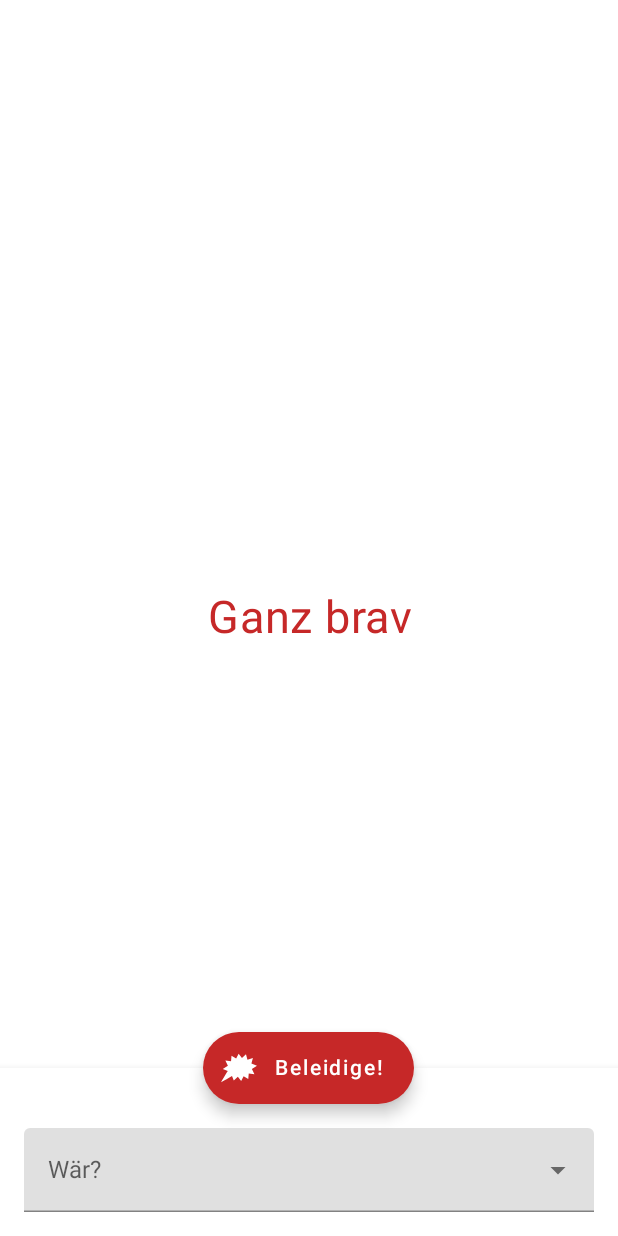
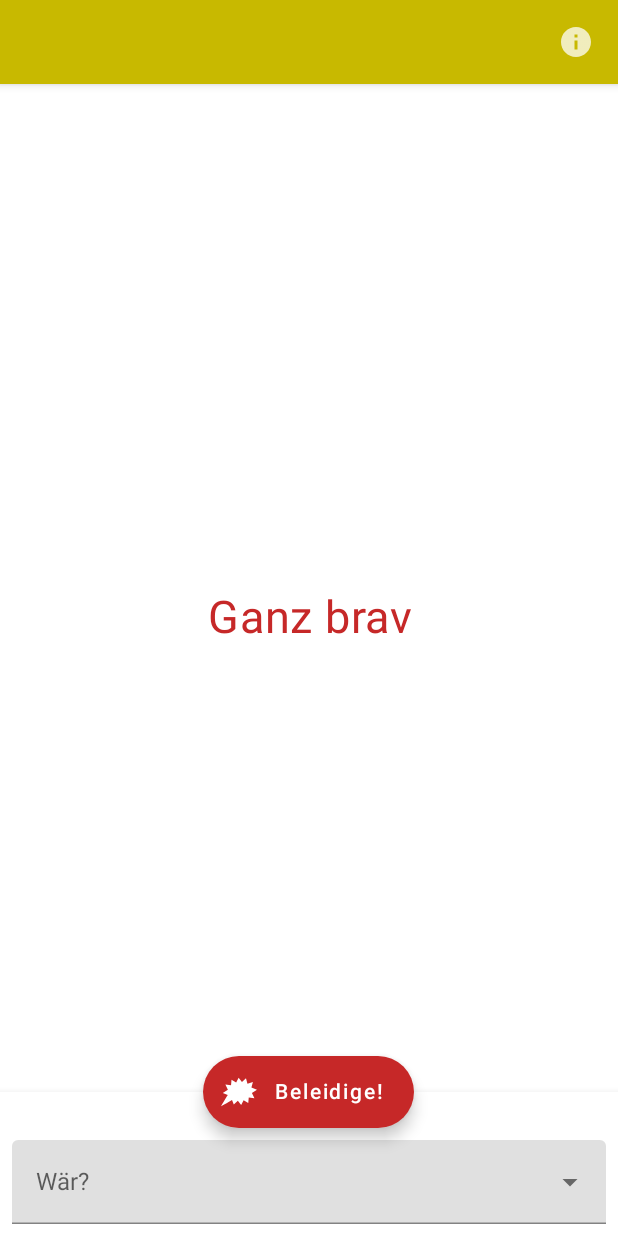
Before and after one commit to notizklotz/swiss-wowbagger-app, an Android app built with Jetpack Compose: the screen it shows after launch (MainActivity), on a phone screen of 412 x 824 dp. Run offline under Robolectric (Android 15) with nearby library versions, the light colour scheme and no system bars; our stand-ins replace livedata-compose; libraries missing offline, so code that uses them is left out: androidx.test.espresso.

Commit message:
Add "about" dialog

```diff
--- a/app/src/main/AndroidManifest.xml
+++ b/app/src/main/AndroidManifest.xml
@@ -35,7 +35,7 @@
             </intent-filter>
         </activity>
         <activity
-            android:name=".MainActivity"
+            android:name=".main.MainActivity"
             android:exported="true"
             android:label="@string/app_name"
             android:windowSoftInputMode="adjustResize"
--- a/app/src/main/java/com/github/notizklotz/swisswowbagger/app/MainActivity.kt
+++ /dev/null
@@ -1,160 +0,0 @@
-package com.github.notizklotz.swisswowbagger.app
-
-import android.content.res.Configuration
-import android.os.Bundle
-import androidx.activity.ComponentActivity
-import androidx.activity.compose.setContent
-import androidx.activity.viewModels
-import androidx.annotation.VisibleForTesting
-import androidx.compose.foundation.layout.*
-import androidx.compose.material.*
-import androidx.compose.runtime.Composable
-import androidx.compose.runtime.livedata.observeAsState
-import androidx.compose.ui.Alignment
-import androidx.compose.ui.Modifier
-import androidx.compose.ui.platform.testTag
-import androidx.compose.ui.res.painterResource
-import androidx.compose.ui.res.stringResource
-import androidx.compose.ui.text.style.TextAlign
-import androidx.compose.ui.tooling.preview.Preview
-import androidx.compose.ui.unit.dp
-import androidx.compose.ui.unit.sp
-import androidx.lifecycle.Observer
-import androidx.test.espresso.IdlingResource
-import androidx.test.espresso.idling.CountingIdlingResource
-import com.github.notizklotz.swisswowbagger.app.components.InsultTargetNameSelector
-import com.github.notizklotz.swisswowbagger.app.ui.theme.Red
-import com.github.notizklotz.swisswowbagger.app.ui.theme.SwissWowbaggerAppTheme
-import com.github.notizklotz.swisswowbagger.app.ui.theme.Yellow
-
-class MainActivity : ComponentActivity() {
-
-    private val viewModel: MainViewModel by viewModels()
-
-    private var fetchInsultIdlingResource: CountingIdlingResource? = null
-
-    @OptIn(ExperimentalMaterialApi::class)
-    override fun onCreate(savedInstanceState: Bundle?) {
-        super.onCreate(savedInstanceState)
-
-        setContent {
-            val insult = viewModel.insult.observeAsState(getString(R.string.insult_initial))
-            viewModel.insult.observe(this) {
-                fetchInsultIdlingResource?.decrement()
-            }
-            val name = viewModel.name.observeAsState("")
-
-            createInsultAudioObserver()
-
-            SwissWowbaggerAppTheme {
-                BottomSheetScaffold(
-                    scaffoldState = rememberBottomSheetScaffoldState(
-                        bottomSheetState = rememberBottomSheetState(
-                            BottomSheetValue.Expanded
-                        )
-                    ),
-                    floatingActionButton = {
-                        InsultButton {
-                            fetchInsultIdlingResource?.increment()
-                            viewModel.fetchInsult()
-                        }
-                    },
-                    floatingActionButtonPosition = FabPosition.Center,
-                    sheetContent = {
-                        Spacer(Modifier.height(fabHeightInSheet))
-                        Box(
-                            modifier = Modifier
-                                .fillMaxWidth()
-                                .padding(16.dp)
-                        ) {
-                            InsultTargetNameSelector(name.value ?: "") {
-                                viewModel.name.value = it
-                            }
-                        }
-                    },
-                ) {
-                    Column(
-                        modifier = Modifier
-                            .fillMaxSize()
-                            .padding(16.dp),
-                        horizontalAlignment = Alignment.CenterHorizontally,
-                        verticalArrangement = Arrangement.Center
-                    ) {
-                        InsultText(insult.value)
-                    }
-                }
-            }
-        }
-    }
-
-    private fun createInsultAudioObserver() {
-        val insultAudioUrlObserver = Observer<String> { url ->
-            InsultSpeechPlayer.play(url)
-        }
-        viewModel.insultAudioUrl.observe(this, insultAudioUrlObserver)
-    }
-
-
-    override fun onPause() {
-        InsultSpeechPlayer.releaseMediaPlayer()
-
-        super.onPause()
-    }
-
-    override fun onStop() {
-        InsultSpeechPlayer.releaseMediaPlayer()
-
-        super.onStop()
-    }
-
-    @VisibleForTesting
-    internal fun getIdlingResource(): IdlingResource {
-        if (fetchInsultIdlingResource == null) {
-            fetchInsultIdlingResource = CountingIdlingResource("insultfetch")
-        }
-        return fetchInsultIdlingResource!!
-    }
-
-}
-
-// FloatingActionButton.ExtendedFabSize
-private val fabHeightInSheet = 48.dp / 2
-
-@Composable
-fun InsultButton(onClick: () -> Unit) {
-
-    ExtendedFloatingActionButton(
-        onClick = { onClick() },
-        text = { Text(stringResource(R.string.insult_button_text)) },
-        icon = {
-            Icon(
-                painter = painterResource(id = R.drawable.ic_bubble_24),
-                contentDescription = null // decorative element
-            )
-        }
-    )
-}
-
-@Composable
-fun InsultText(text: String) {
-    Text(
-        text = text,
-        color = if (MaterialTheme.colors.isLight) Red else Yellow,
-        textAlign = TextAlign.Center,
-        fontSize = 30.sp,
-        modifier = Modifier.testTag(TEST_TAG_INSULT_TEXT)
-    )
-}
-const val TEST_TAG_INSULT_TEXT = "InsultText"
-
-@Preview(name = "Light Theme", showBackground = true)
-@Preview(name = "Dark Theme", uiMode = Configuration.UI_MODE_NIGHT_YES, showBackground = true)
-@Composable
-fun DefaultPreview() {
-    SwissWowbaggerAppTheme {
-        Column {
-            InsultText("nö")
-            InsultButton { }
-        }
-    }
-}
--- a/app/src/main/java/com/github/notizklotz/swisswowbagger/app/components/InsultTargetNameSelector.kt
+++ b/app/src/main/java/com/github/notizklotz/swisswowbagger/app/main/InsultTargetNameSelector.kt
@@ -1,4 +1,4 @@
-package com.github.notizklotz.swisswowbagger.app.components
+package com.github.notizklotz.swisswowbagger.app.main
 
 import androidx.compose.foundation.layout.fillMaxWidth
 import androidx.compose.material.*
--- /dev/null
+++ b/app/src/main/java/com/github/notizklotz/swisswowbagger/app/main/MainActivity.kt
@@ -0,0 +1,77 @@
+package com.github.notizklotz.swisswowbagger.app.main
+
+import android.os.Bundle
+import androidx.activity.ComponentActivity
+import androidx.activity.compose.setContent
+import androidx.activity.viewModels
+import androidx.annotation.VisibleForTesting
+import androidx.compose.material.ExperimentalMaterialApi
+import androidx.compose.runtime.livedata.observeAsState
+import androidx.lifecycle.Observer
+import androidx.test.espresso.IdlingResource
+import androidx.test.espresso.idling.CountingIdlingResource
+import com.github.notizklotz.swisswowbagger.app.InsultSpeechPlayer
+import com.github.notizklotz.swisswowbagger.app.R
+
+class MainActivity : ComponentActivity() {
+
+    private val viewModel: MainViewModel by viewModels()
+
+    private var fetchInsultIdlingResource: CountingIdlingResource? = null
+
+    @OptIn(ExperimentalMaterialApi::class)
+    override fun onCreate(savedInstanceState: Bundle?) {
+        super.onCreate(savedInstanceState)
+
+        setContent {
+            val insult = viewModel.insult.observeAsState(getString(R.string.insult_initial))
+            viewModel.insult.observe(this) {
+                fetchInsultIdlingResource?.decrement()
+            }
+            val name = viewModel.name.observeAsState("")
+
+            createInsultAudioObserver()
+
+            MainScaffold(
+                insult = insult.value,
+                name = name.value,
+                onInsultClicked = {
+                    fetchInsultIdlingResource?.increment()
+                    viewModel.fetchInsult()
+                },
+                onNameChange = {
+                    viewModel.name.value = it
+                }
+            )
+        }
+    }
+
+    private fun createInsultAudioObserver() {
+        val insultAudioUrlObserver = Observer<String> { url ->
+            InsultSpeechPlayer.play(url)
+        }
+        viewModel.insultAudioUrl.observe(this, insultAudioUrlObserver)
+    }
+
+
+    override fun onPause() {
+        InsultSpeechPlayer.releaseMediaPlayer()
+
+        super.onPause()
+    }
+
+    override fun onStop() {
+        InsultSpeechPlayer.releaseMediaPlayer()
+
+        super.onStop()
+    }
+
+    @VisibleForTesting
+    internal fun getIdlingResource(): IdlingResource {
+        if (fetchInsultIdlingResource == null) {
+            fetchInsultIdlingResource = CountingIdlingResource("insultfetch")
+        }
+        return fetchInsultIdlingResource!!
+    }
+
+}
--- /dev/null
+++ b/app/src/main/java/com/github/notizklotz/swisswowbagger/app/main/MainScaffold.kt
@@ -0,0 +1,142 @@
+package com.github.notizklotz.swisswowbagger.app.main
+
+import android.content.res.Configuration
+import androidx.compose.foundation.layout.*
+import androidx.compose.material.*
+import androidx.compose.material.icons.Icons
+import androidx.compose.material.icons.filled.Info
+import androidx.compose.runtime.Composable
+import androidx.compose.runtime.mutableStateOf
+import androidx.compose.runtime.remember
+import androidx.compose.ui.Alignment
+import androidx.compose.ui.Modifier
+import androidx.compose.ui.platform.testTag
+import androidx.compose.ui.res.painterResource
+import androidx.compose.ui.res.stringResource
+import androidx.compose.ui.text.style.TextAlign
+import androidx.compose.ui.tooling.preview.Preview
+import androidx.compose.ui.unit.dp
+import androidx.compose.ui.unit.sp
+import com.github.notizklotz.swisswowbagger.app.R
+import com.github.notizklotz.swisswowbagger.app.ui.theme.Red
+import com.github.notizklotz.swisswowbagger.app.ui.theme.SwissWowbaggerAppTheme
+import com.github.notizklotz.swisswowbagger.app.ui.theme.Yellow
+
+/**
+ * Height of the FAB overlapping the bottom sheet.
+ * := Half of [FloatingActionButton].ExtendedFabSize
+ */
+private val fabHeightInSheet = 24.dp
+
+@OptIn(ExperimentalMaterialApi::class)
+@Composable
+fun MainScaffold(
+    insult: String,
+    name: String,
+    onInsultClicked: () -> Unit,
+    onNameChange: (String) -> Unit
+) {
+    SwissWowbaggerAppTheme {
+        BottomSheetScaffold(
+            scaffoldState = rememberBottomSheetScaffoldState(
+                bottomSheetState = rememberBottomSheetState(
+                    BottomSheetValue.Expanded
+                )
+            ),
+            floatingActionButton = {
+                InsultFloatingActionButton(onInsultClicked)
+            },
+            floatingActionButtonPosition = FabPosition.Center,
+            topBar = {
+                MainAppBar()
+            },
+            sheetContent = {
+                MainUserInput(
+                    name,
+                    Modifier
+                        .padding(top = fabHeightInSheet)
+                        .padding(8.dp),
+                    onNameChange
+                )
+            }
+        ) { padding ->
+            Box(
+                contentAlignment = Alignment.Center,
+                modifier = Modifier
+                    .padding(padding)
+                    .padding(8.dp)
+                    .fillMaxSize()
+            ) {
+                InsultText(insult)
+            }
+        }
+    }
+}
+
+@Composable
+private fun MainUserInput(
+    name: String,
+    modifier: Modifier = Modifier,
+    onNameChange: (String) -> Unit
+) {
+    Box(
+        modifier = modifier
+    ) {
+        InsultTargetNameSelector(name) {
+            onNameChange(it)
+        }
+    }
+}
+
+@Composable
+private fun MainAppBar() {
+    val openDialog = remember { mutableStateOf(false) }
+
+    TopAppBar {
+        Spacer(Modifier.weight(1f, true))
+        IconButton(onClick = { openDialog.value = true }) {
+            Icon(Icons.Filled.Info, contentDescription = "Info")
+        }
+    }
+
+    if (openDialog.value) {
+        InfoDialog { openDialog.value = false }
+    }
+}
+
+@Composable
+private fun InsultFloatingActionButton(onClick: () -> Unit) {
+
+    ExtendedFloatingActionButton(
+        onClick = { onClick() },
+        text = { Text(stringResource(R.string.insult_button_text)) },
+        icon = {
+            Icon(
+                painter = painterResource(id = R.drawable.ic_bubble_24),
+                contentDescription = null // decorative element
+            )
+        }
+    )
+}
+
+@Composable
+private fun InsultText(text: String, modifier: Modifier = Modifier) {
+    Text(
+        text = text,
+        color = if (MaterialTheme.colors.isLight) Red else Yellow,
+        textAlign = TextAlign.Center,
+        fontSize = 30.sp,
+        modifier = modifier
+            .fillMaxWidth()
+            .testTag(TEST_TAG_INSULT_TEXT)
+    )
+}
+
+const val TEST_TAG_INSULT_TEXT = "InsultText"
+
+@Preview(name = "Light Theme", showBackground = true)
+@Preview(name = "Dark Theme", uiMode = Configuration.UI_MODE_NIGHT_YES, showBackground = true)
+@Composable
+fun DefaultPreview() {
+    MainScaffold(insult = "Nüt", name = "", onInsultClicked = { }, onNameChange = {})
+}
--- a/app/src/main/java/com/github/notizklotz/swisswowbagger/app/MainViewModel.kt
+++ b/app/src/main/java/com/github/notizklotz/swisswowbagger/app/main/MainViewModel.kt
@@ -1,10 +1,11 @@
-package com.github.notizklotz.swisswowbagger.app
+package com.github.notizklotz.swisswowbagger.app.main
 
 import androidx.lifecycle.LiveData
 import androidx.lifecycle.MutableLiveData
 import androidx.lifecycle.ViewModel
 import androidx.lifecycle.viewModelScope
 import com.github.notizklotz.swisswowbagger.app.data.InsultRepository
+import com.github.notizklotz.swisswowbagger.app.logError
 import kotlinx.coroutines.launch
 
 class MainViewModel : ViewModel() {
--- a/app/src/main/java/com/github/notizklotz/swisswowbagger/app/widget/InsultWidgetConfigureActivity.kt
+++ b/app/src/main/java/com/github/notizklotz/swisswowbagger/app/widget/InsultWidgetConfigureActivity.kt
@@ -18,7 +18,7 @@ import androidx.compose.runtime.rememberCoroutineScope
 import androidx.compose.ui.res.stringResource
 import androidx.compose.ui.tooling.preview.Preview
 import com.github.notizklotz.swisswowbagger.app.R
-import com.github.notizklotz.swisswowbagger.app.components.InsultTargetNameSelector
+import com.github.notizklotz.swisswowbagger.app.main.InsultTargetNameSelector
 import com.github.notizklotz.swisswowbagger.app.ui.theme.SwissWowbaggerAppTheme
 import kotlinx.coroutines.launch
 
--- /dev/null
+++ b/app/src/main/res/drawable/ic_mark_github.xml
@@ -0,0 +1,4 @@
+<vector android:height="24dp" android:viewportHeight="1024"
+    android:viewportWidth="1024" android:width="24dp" xmlns:android="http://schemas.android.com/apk/res/android">
+    <path android:fillColor="#1B1F23" android:fillType="evenOdd" android:pathData="M512,0C229.12,0 0,229.12 0,512C0,738.56 146.56,929.92 350.08,997.76C375.68,1002.24 385.28,986.88 385.28,973.44C385.28,961.28 384.64,920.96 384.64,878.08C256,901.76 222.72,846.72 212.48,817.92C206.72,803.2 181.76,757.76 160,745.6C142.08,736 116.48,712.32 159.36,711.68C199.68,711.04 228.48,748.8 238.08,764.16C284.16,841.6 357.76,819.84 387.2,806.4C391.68,773.12 405.12,750.72 419.84,737.92C305.92,725.12 186.88,680.96 186.88,485.12C186.88,429.44 206.72,383.36 239.36,347.52C234.24,334.72 216.32,282.24 244.48,211.84C244.48,211.84 287.36,198.4 385.28,264.32C426.24,252.8 469.76,247.04 513.28,247.04C556.8,247.04 600.32,252.8 641.28,264.32C739.2,197.76 782.08,211.84 782.08,211.84C810.24,282.24 792.32,334.72 787.2,347.52C819.84,383.36 839.68,428.8 839.68,485.12C839.68,681.6 720,725.12 606.08,737.92C624.64,753.92 640.64,784.64 640.64,832.64C640.64,901.12 640,956.16 640,973.44C640,986.88 649.6,1002.88 675.2,997.76C877.44,929.92 1024,737.92 1024,512C1024,229.12 794.88,0 512,0Z"/>
+</vector>
--- a/macrobenchmark/build.gradle
+++ b/macrobenchmark/build.gradle
@@ -55,5 +55,5 @@ androidComponents {
 dependencies {
     implementation 'junit:junit:4.13.2'
     implementation 'androidx.test.ext:junit:1.1.3'
-    implementation 'androidx.benchmark:benchmark-macro-junit4:1.1.0-alpha12'
+    implementation 'androidx.benchmark:benchmark-macro-junit4:1.1.0-alpha13'
 }
```
Also changed, not shown: app/src/main/java/com/github/notizklotz/swisswowbagger/app/main/InfoDialog.kt (added, +166 -0 lines), build.gradle (+8 -0 lines), app/src/main/res/drawable-nodpi/aedu.jpg (added), app/src/main/res/drawable-nodpi/nidi.jpg (added), app/src/main/res/drawable-nodpi/schaltelle.png (added), 1 other file.
